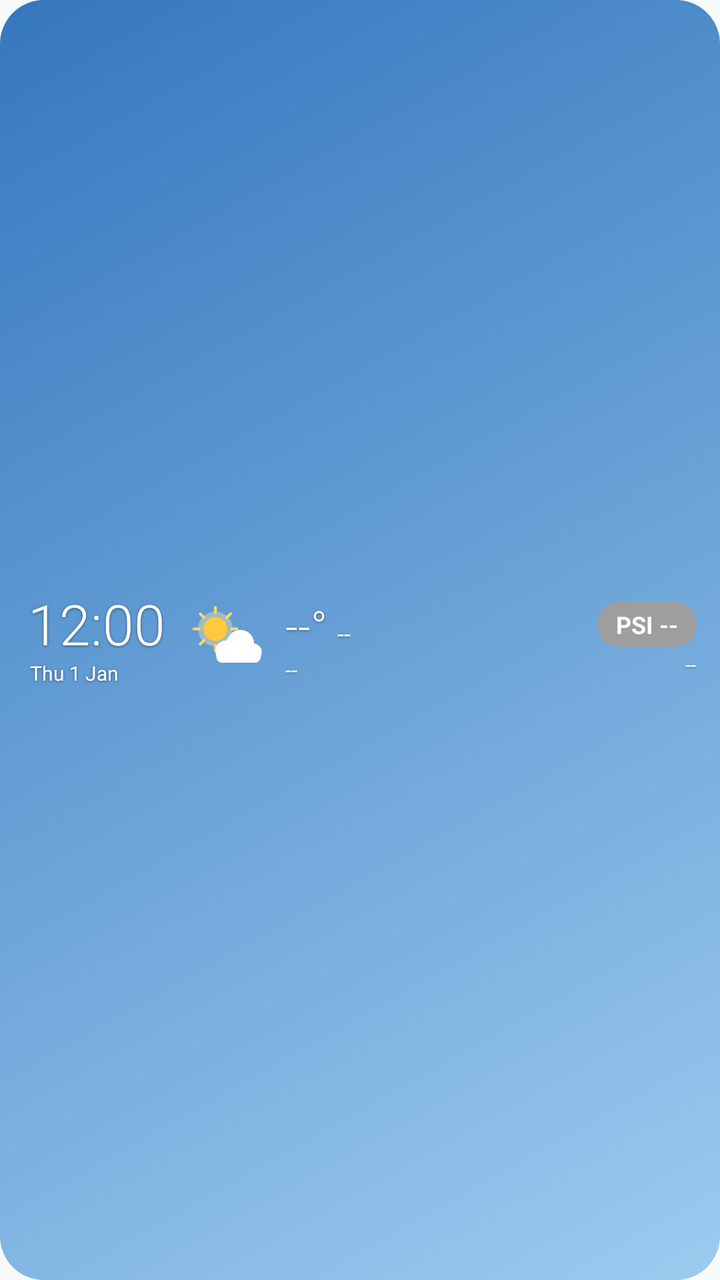
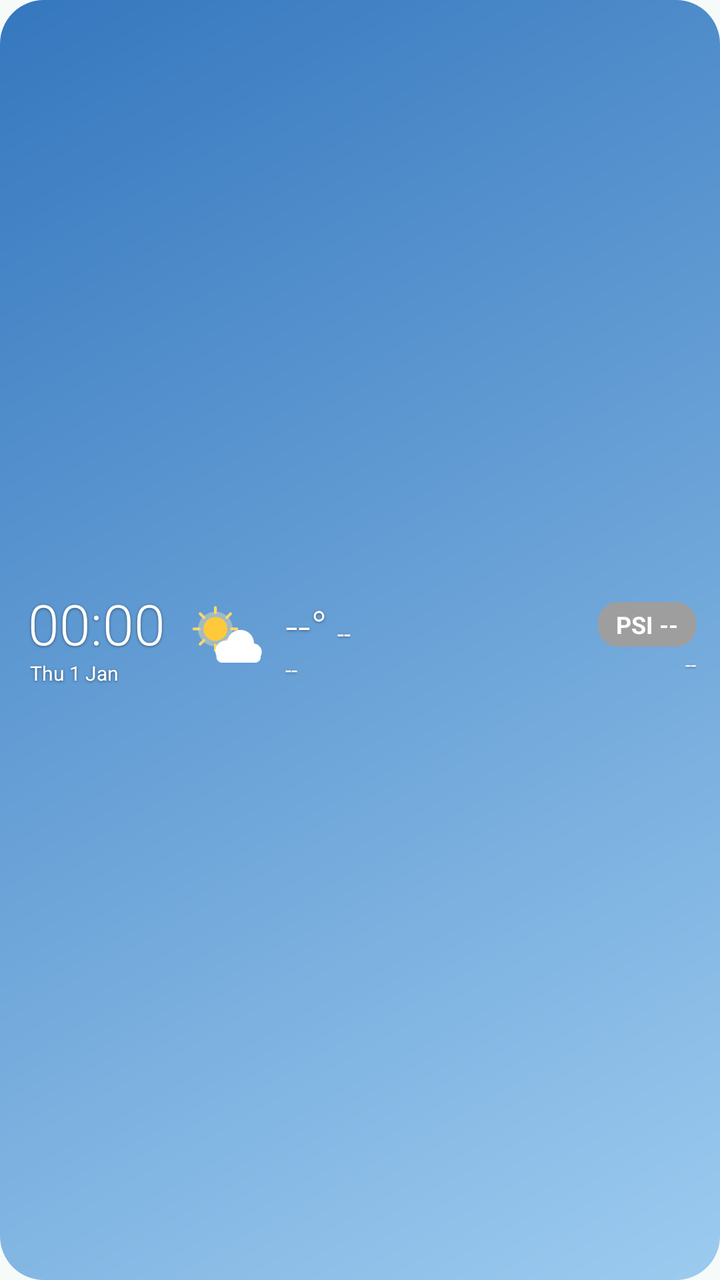

Compare the two renders of this Android layout. The source of the first and the diff that turns it into the second are given below.
<!-- AndroidManifest.xml: application theme Theme.HazeMap -->
<!-- res/layout/widget_strip.xml -->
<?xml version="1.0" encoding="utf-8"?>
<LinearLayout xmlns:android="http://schemas.android.com/apk/res/android"
    android:id="@+id/wRoot"
    android:layout_width="match_parent"
    android:layout_height="match_parent"
    android:background="@drawable/widget_sky_partly"
    android:gravity="center_vertical"
    android:orientation="horizontal"
    android:paddingStart="14dp"
    android:paddingEnd="12dp">

    <LinearLayout
        android:layout_width="wrap_content"
        android:layout_height="wrap_content"
        android:orientation="vertical">

        <TextClock
            android:id="@+id/wClock"
            style="@style/WidgetText"
            android:fontFamily="sans-serif-light"
            android:format12Hour="h:mm"
            android:format24Hour="H:mm"
            android:includeFontPadding="false"
            android:textSize="28sp" />

        <TextClock
            android:id="@+id/wDate"
            style="@style/WidgetText"
            android:format12Hour="EEE d MMM"
            android:format24Hour="EEE d MMM"
            android:textSize="10sp"
            android:layout_marginStart="1dp" />
    </LinearLayout>

    
    <FrameLayout
        android:layout_width="46dp"
        android:layout_height="46dp"
        android:layout_marginStart="8dp">
        <ProgressBar
            android:id="@+id/wSceneSun"
            android:layout_width="match_parent"
            android:layout_height="match_parent"
            android:importantForAccessibility="no"
            android:indeterminate="true"
            android:indeterminateDrawable="@drawable/scene_sun"
            android:indeterminateTint="@color/white"
            android:indeterminateTintMode="multiply"
            android:maxWidth="46dp"
            android:maxHeight="46dp"
            android:minWidth="46dp"
            android:minHeight="46dp"
            android:visibility="gone" />
        <ProgressBar
            android:id="@+id/wScenePartly"
            android:layout_width="match_parent"
            android:layout_height="match_parent"
            android:importantForAccessibility="no"
            android:indeterminate="true"
            android:indeterminateDrawable="@drawable/scene_partly"
            android:indeterminateTint="@color/white"
            android:indeterminateTintMode="multiply"
            android:maxWidth="46dp"
            android:maxHeight="46dp"
            android:minWidth="46dp"
            android:minHeight="46dp" />
        <ProgressBar
            android:id="@+id/wSceneCloud"
            android:layout_width="match_parent"
            android:layout_height="match_parent"
            android:importantForAccessibility="no"
            android:indeterminate="true"
            android:indeterminateDrawable="@drawable/scene_cloud"
            android:indeterminateTint="@color/white"
            android:indeterminateTintMode="multiply"
            android:maxWidth="46dp"
            android:maxHeight="46dp"
            android:minWidth="46dp"
            android:minHeight="46dp"
            android:visibility="gone" />
        <ProgressBar
            android:id="@+id/wSceneRain"
            android:layout_width="match_parent"
            android:layout_height="match_parent"
            android:importantForAccessibility="no"
            android:indeterminate="true"
            android:indeterminateDrawable="@drawable/scene_rain"
            android:indeterminateTint="@color/white"
            android:indeterminateTintMode="multiply"
            android:maxWidth="46dp"
            android:maxHeight="46dp"
            android:minWidth="46dp"
            android:minHeight="46dp"
            android:visibility="gone" />
        <ProgressBar
            android:id="@+id/wSceneStorm"
            android:layout_width="match_parent"
            android:layout_height="match_parent"
            android:importantForAccessibility="no"
            android:indeterminate="true"
            android:indeterminateDrawable="@drawable/scene_storm"
            android:indeterminateTint="@color/white"
            android:indeterminateTintMode="multiply"
            android:maxWidth="46dp"
            android:maxHeight="46dp"
            android:minWidth="46dp"
            android:minHeight="46dp"
            android:visibility="gone" />
        <ProgressBar
            android:id="@+id/wSceneHaze"
            android:layout_width="match_parent"
            android:layout_height="match_parent"
            android:importantForAccessibility="no"
            android:indeterminate="true"
            android:indeterminateDrawable="@drawable/scene_haze"
            android:indeterminateTint="@color/white"
            android:indeterminateTintMode="multiply"
            android:maxWidth="46dp"
            android:maxHeight="46dp"
            android:minWidth="46dp"
            android:minHeight="46dp"
            android:visibility="gone" />
        <ProgressBar
            android:id="@+id/wSceneWind"
            android:layout_width="match_parent"
            android:layout_height="match_parent"
            android:importantForAccessibility="no"
            android:indeterminate="true"
            android:indeterminateDrawable="@drawable/scene_wind"
            android:indeterminateTint="@color/white"
            android:indeterminateTintMode="multiply"
            android:maxWidth="46dp"
            android:maxHeight="46dp"
            android:minWidth="46dp"
            android:minHeight="46dp"
            android:visibility="gone" />
        <ProgressBar
            android:id="@+id/wSceneNight"
            android:layout_width="match_parent"
            android:layout_height="match_parent"
            android:importantForAccessibility="no"
            android:indeterminate="true"
            android:indeterminateDrawable="@drawable/scene_night"
            android:indeterminateTint="@color/white"
            android:indeterminateTintMode="multiply"
            android:maxWidth="46dp"
            android:maxHeight="46dp"
            android:minWidth="46dp"
            android:minHeight="46dp"
            android:visibility="gone" />
    </FrameLayout>

    <LinearLayout
        android:layout_width="0dp"
        android:layout_height="wrap_content"
        android:layout_marginStart="6dp"
        android:layout_weight="1"
        android:orientation="vertical">

        <LinearLayout
            android:layout_width="wrap_content"
            android:layout_height="wrap_content"
            android:baselineAligned="true"
            android:orientation="horizontal">

            <TextView
                android:id="@+id/wTemp"
                style="@style/WidgetText"
                android:fontFamily="sans-serif-light"
                android:text="@string/no_temp"
                android:textSize="22sp" />

            <TextView
                android:id="@+id/wCondition"
                style="@style/WidgetText"
                android:layout_marginStart="5dp"
                android:ellipsize="end"
                android:maxLines="1"
                android:text="--"
                android:textSize="12sp" />
        </LinearLayout>

        <TextView
            android:id="@+id/wPlace"
            style="@style/WidgetText"
            android:alpha="0.92"
            android:ellipsize="end"
            android:maxLines="1"
            android:text="--"
            android:textSize="11sp" />
    </LinearLayout>

    <LinearLayout
        android:layout_width="wrap_content"
        android:layout_height="wrap_content"
        android:layout_marginStart="4dp"
        android:gravity="end"
        android:orientation="vertical">

        <TextView
            android:id="@+id/wBadge"
            style="@style/WidgetPill"
            android:text="@string/widget_psi_none" />

        <TextView
            android:id="@+id/wWhen"
            style="@style/WidgetText"
            android:alpha="0.92"
            android:ellipsize="end"
            android:maxLines="1"
            android:text="--"
            android:textSize="10sp"
            android:layout_marginTop="2dp" />
    </LinearLayout>
</LinearLayout>
<!-- resources referenced by this layout -->
<resources>
  <color name="white">#FFFFFFFF</color>
  <!-- drawable scene_cloud: vector/xml drawable (drawable, 2654 chars, omitted) -->
  <!-- drawable scene_haze: vector/xml drawable (drawable, 6021 chars, omitted) -->
  <!-- drawable scene_night: vector/xml drawable (drawable, 5045 chars, omitted) -->
  <!-- drawable scene_partly: vector/xml drawable (drawable, 4698 chars, omitted) -->
  <!-- drawable scene_rain: vector/xml drawable (drawable, 11350 chars, omitted) -->
  <!-- drawable scene_storm: vector/xml drawable (drawable, 12519 chars, omitted) -->
  <!-- drawable scene_sun: vector/xml drawable (drawable, 3582 chars, omitted) -->
  <!-- drawable scene_wind: vector/xml drawable (drawable, 8031 chars, omitted) -->
  <!-- drawable widget_sky_partly (drawable) -->
  <?xml version="1.0" encoding="utf-8"?>
  <shape xmlns:android="http://schemas.android.com/apk/res/android">
      <gradient
          android:angle="315"
          android:endColor="#FF9CCBEF"
          android:startColor="#FF3577BE" />
      <corners android:radius="22dp" />
  </shape>
  <string name="no_temp">--°</string>
  <string name="widget_psi_none">PSI --</string>
  <style name="WidgetPill">
          <item name="android:layout_width">wrap_content</item>
          <item name="android:layout_height">wrap_content</item>
          <item name="android:background">@drawable/widget_badge_none</item>
          <item name="android:paddingStart">9dp</item>
          <item name="android:paddingTop">3dp</item>
          <item name="android:paddingEnd">9dp</item>
          <item name="android:paddingBottom">3dp</item>
          <item name="android:textColor">@color/white</item>
          <item name="android:textSize">12sp</item>
          <item name="android:textStyle">bold</item>
      </style>
  <style name="WidgetText">
          <item name="android:layout_width">wrap_content</item>
          <item name="android:layout_height">wrap_content</item>
          <item name="android:textColor">@color/white</item>
          <item name="android:shadowColor">#73000000</item>
          <item name="android:shadowDy">1</item>
          <item name="android:shadowRadius">3</item>
      </style>
  <style name="Theme.HazeMap" parent="Theme.Material3.DayNight.NoActionBar">
          <item name="colorPrimary">@color/teal_700</item>
          <item name="colorOnPrimary">@color/white</item>
          <item name="colorPrimaryContainer">#B2DFDB</item>
          <item name="colorOnPrimaryContainer">#00201C</item>
          <item name="colorSecondaryContainer">#CCE8E4</item>
          <item name="colorOnSecondaryContainer">#05201D</item>
          <item name="android:colorBackground">#F6FAF9</item>
          <item name="colorSurface">#F6FAF9</item>
          <item name="colorOnSurface">#171D1C</item>
          <item name="colorSurfaceVariant">#DAE5E2</item>
          <item name="colorOnSurfaceVariant">#3F4947</item>
          <item name="colorOutline">#6F7977</item>
          <item name="colorOutlineVariant">#BFC9C6</item>
          <item name="colorSurfaceContainer">#EAEFED</item>
          <item name="android:statusBarColor">@color/teal_700</item>
      </style>
  <!-- drawable widget_badge_none (drawable) -->
  <shape xmlns:android="http://schemas.android.com/apk/res/android">
      <solid android:color="#FF9E9E9E" />
      <corners android:radius="10dp" />
  </shape>
  <color name="teal_700">#FF00796B</color>
</resources>

<!-- the commit's change to res/layout/widget_strip.xml (unified diff, before → after) -->
@@ -18,8 +18,8 @@
             android:id="@+id/wClock"
             style="@style/WidgetText"
             android:fontFamily="sans-serif-light"
-            android:format12Hour="h:mm"
-            android:format24Hour="H:mm"
+            android:format12Hour="HH:mm"
+            android:format24Hour="HH:mm"
             android:includeFontPadding="false"
             android:textSize="28sp" />
 
